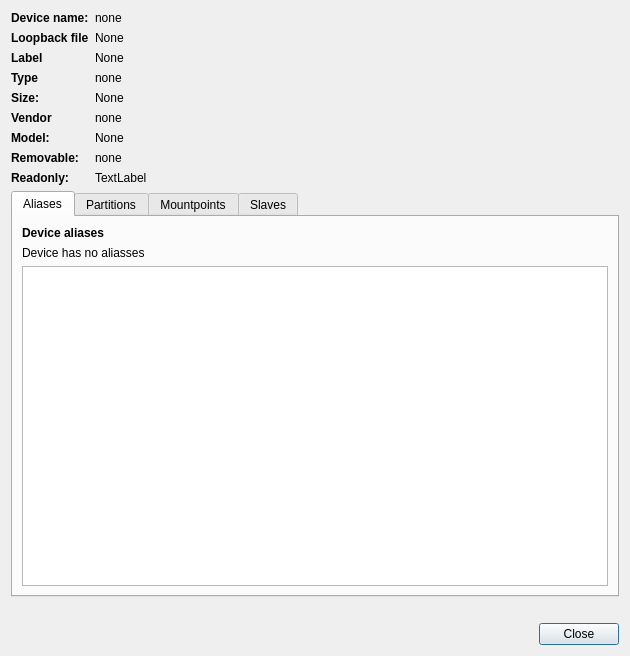
Before: the Qt Designer form ui/devinfo.ui in iddekingej/blgui, drawn with Qt 5.
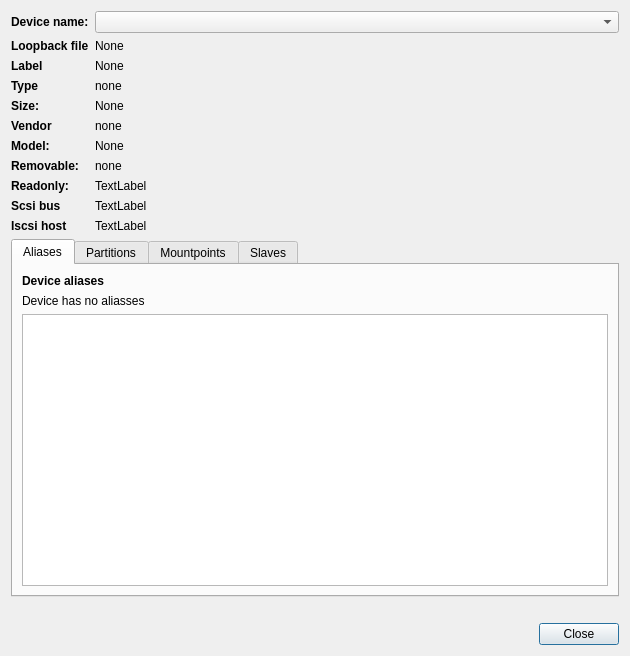
After: the same form once the commit is applied.

Commit message: * Device info: Device is selectable * Add sci bus and iscsi host to device info * Navigate from parition to device * Change parition table in device info form * Fix: Freesize

Patch:
```diff
--- a/ui/devinfo.ui
+++ b/ui/devinfo.ui
@@ -21,6 +21,26 @@
        <property name="sizeConstraint">
         <enum>QLayout::SetDefaultConstraint</enum>
        </property>
+       <item row="9" column="1">
+        <widget class="QLabel" name="scsibusLabel">
+         <property name="text">
+          <string>TextLabel</string>
+         </property>
+        </widget>
+       </item>
+       <item row="9" column="0">
+        <widget class="QLabel" name="label_13">
+         <property name="font">
+          <font>
+           <weight>75</weight>
+           <bold>true</bold>
+          </font>
+         </property>
+         <property name="text">
+          <string>Scsi bus</string>
+         </property>
+        </widget>
+       </item>
        <item row="5" column="0">
         <widget class="QLabel" name="label_12">
          <property name="sizePolicy">
@@ -71,13 +91,6 @@
          </property>
         </widget>
        </item>
-       <item row="0" column="1">
-        <widget class="QLabel" name="nameDevice">
-         <property name="text">
-          <string>none</string>
-         </property>
-        </widget>
-       </item>
        <item row="4" column="0">
         <widget class="QLabel" name="label_2">
          <property name="sizePolicy">
@@ -244,6 +257,20 @@
          </property>
         </widget>
        </item>
+       <item row="3" column="1">
+        <widget class="QLabel" name="typeLabel">
+         <property name="text">
+          <string>none</string>
+         </property>
+        </widget>
+       </item>
+       <item row="1" column="1">
+        <widget class="QLabel" name="valLoopbackFile">
+         <property name="text">
+          <string>None</string>
+         </property>
+        </widget>
+       </item>
        <item row="3" column="0">
         <widget class="QLabel" name="label_8">
          <property name="font">
@@ -257,15 +284,8 @@
          </property>
         </widget>
        </item>
-       <item row="1" column="1">
-        <widget class="QLabel" name="valLoopbackFile">
-         <property name="text">
-          <string>None</string>
-         </property>
-        </widget>
-       </item>
-       <item row="3" column="1">
-        <widget class="QLabel" name="typeLabel">
+       <item row="5" column="1">
+        <widget class="QLabel" name="vendorLabel">
          <property name="text">
           <string>none</string>
          </property>
@@ -290,13 +310,29 @@
          </property>
         </widget>
        </item>
-       <item row="5" column="1">
-        <widget class="QLabel" name="vendorLabel">
+       <item row="10" column="0">
+        <widget class="QLabel" name="label_14">
+         <property name="font">
+          <font>
+           <weight>75</weight>
+           <bold>true</bold>
+          </font>
+         </property>
          <property name="text">
-          <string>none</string>
+          <string>Iscsi host</string>
          </property>
         </widget>
        </item>
+       <item row="10" column="1">
+        <widget class="QLabel" name="iscsiHost">
+         <property name="text">
+          <string>TextLabel</string>
+         </property>
+        </widget>
+       </item>
+       <item row="0" column="1">
+        <widget class="QComboBox" name="deviceName"/>
+       </item>
       </layout>
      </item>
     </layout>
```
The commit also changes 9 other files.
